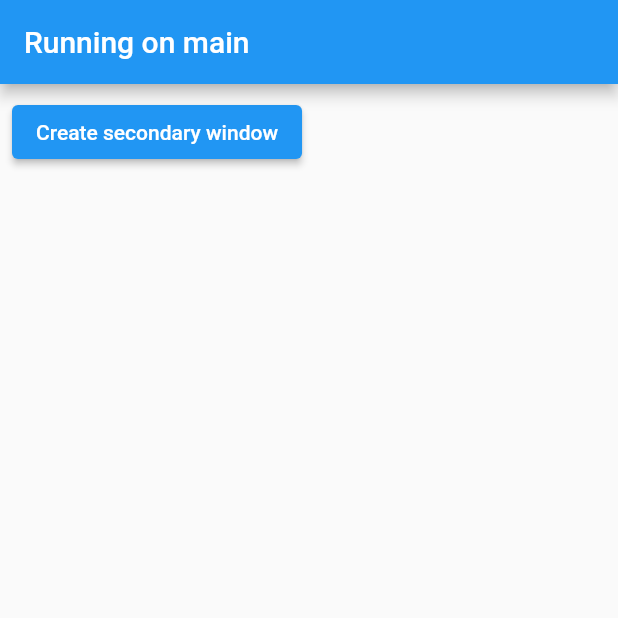
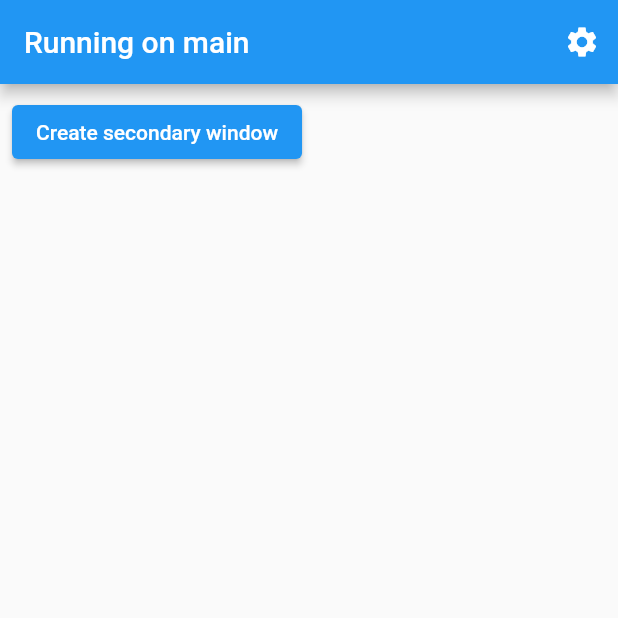
Before and after one commit to wolfenrain/multi_window, a Flutter app: the screen it shows after launch, on a phone screen of 412 x 824 dp, the top half of it. Run offline on Flutter 3.47's test engine with Material 2 defaults, Android fonts, the phone set to English and light mode, and no system bars; our stand-ins replace plugin_platform_interface; missing offline and left inert: flavor_text; statements that could not run were skipped.

Commit message:
Added a multi widget helper

```diff
--- a/multi_window/example/lib/main.dart
+++ b/multi_window/example/lib/main.dart
@@ -2,6 +2,7 @@ import 'package:flavor_text/flavor_text.dart';
 import 'package:flutter/material.dart';
 import 'package:multi_window/multi_window.dart';
 import 'package:multi_window/echo.dart';
+import 'package:multi_window/multi_widget.dart';
 
 void main(List<String> args) async {
   WidgetsFlutterBinding.ensureInitialized();
@@ -20,7 +21,10 @@ class DemoApp extends StatelessWidget {
       theme: ThemeData(
         primarySwatch: Colors.blue,
       ),
-      home: MultiWindowDemo(),
+      debugShowCheckedModeBanner: false,
+      home: MultiWidget({
+        'settings': Text('Settings page'),
+      }, fallback: MultiWindowDemo()),
     );
   }
 }
@@ -112,7 +116,20 @@ class _MultiWindowDemoState extends State<MultiWindowDemo> {
       future: MultiWindow.count(),
       builder: (context, snapshot) {
         return Scaffold(
-          appBar: AppBar(title: Text('Running on ${currentWindow.key}')),
+          appBar: AppBar(
+            title: Text('Running on ${currentWindow.key}'),
+            actions: [
+              IconButton(
+                onPressed: () async {
+                  final settingsWindow = await MultiWindow.create(
+                    'settings',
+                    size: Size(200, 200),
+                  );
+                },
+                icon: Icon(Icons.settings),
+              )
+            ],
+          ),
           body: Padding(
               padding: const EdgeInsets.all(8.0),
               child: (secondaryWindow == null)
--- /dev/null
+++ b/multi_window/lib/multi_widget.dart
@@ -0,0 +1,26 @@
+import 'package:flutter/material.dart';
+import 'package:multi_window/multi_window.dart';
+
+/// Helper widget that picks up the right widget based on the [MultiWindow.key].
+class MultiWidget extends StatelessWidget {
+  final Map<String, Widget> widgets;
+
+  /// Optional fallback widget when none of the [widgets] match.
+  final Widget? fallback;
+
+  MultiWidget(
+    this.widgets, {
+    this.fallback,
+  });
+
+  @override
+  Widget build(BuildContext context) {
+    if (widgets.containsKey(MultiWindow.current.key)) {
+      return widgets[MultiWindow.current.key]!;
+    }
+    if (fallback != null) {
+      return fallback!;
+    }
+    throw Exception('No widget found for "${MultiWindow.current.key}');
+  }
+}
```
